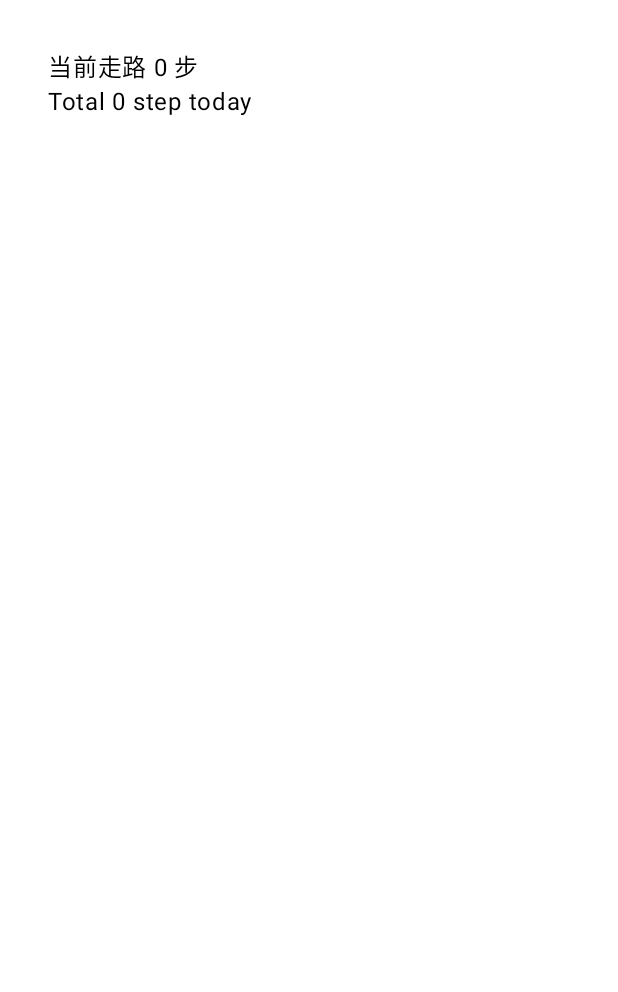
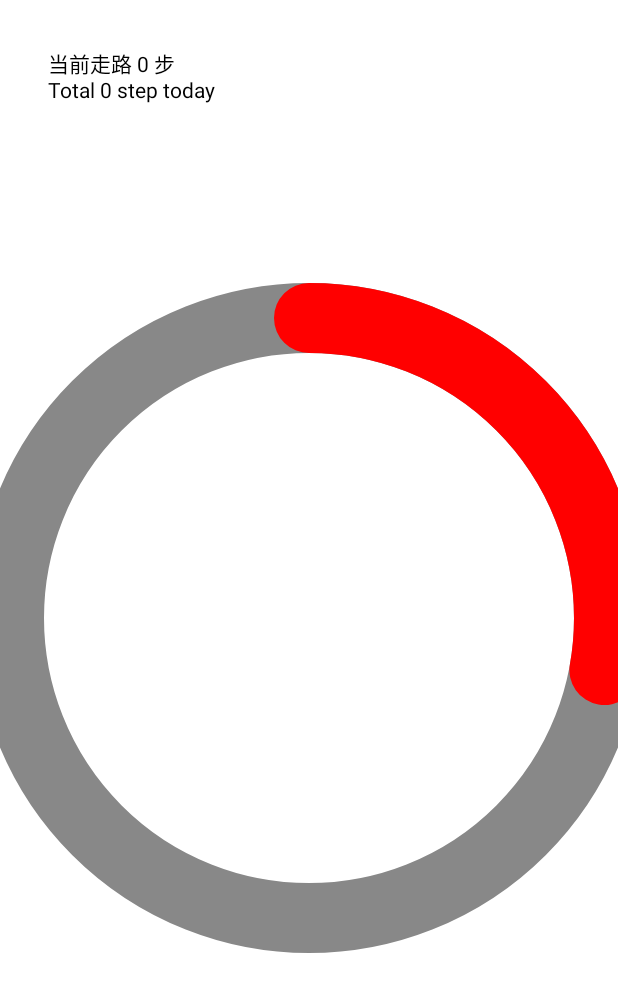
Before and after one commit to SimpleMaxR/StepCounter, an Android app built with Jetpack Compose: the @Preview function GreetingPreview, on a phone screen of 412 x 824 dp. Shown: the top 992 px of the screen. Run offline under Robolectric (Android 15) with nearby library versions, the phone set to English and light mode, and no system bars.

Commit message:
Done a static progress circle

```diff
--- /dev/null
+++ b/app/src/main/java/com/hugo/stepcounter/CircleProgress.kt
@@ -0,0 +1,60 @@
+package com.hugo.stepcounter
+
+import androidx.compose.foundation.Canvas
+import androidx.compose.foundation.layout.fillMaxSize
+import androidx.compose.foundation.layout.fillMaxWidth
+import androidx.compose.foundation.layout.padding
+import androidx.compose.foundation.layout.requiredHeight
+import androidx.compose.runtime.Composable
+import androidx.compose.runtime.State
+import androidx.compose.runtime.getValue
+import androidx.compose.runtime.mutableStateOf
+import androidx.compose.ui.Modifier
+import androidx.compose.ui.graphics.Color
+import androidx.compose.ui.graphics.StrokeCap
+import androidx.compose.ui.graphics.drawscope.Stroke
+import androidx.compose.ui.graphics.drawscope.inset
+import androidx.compose.ui.unit.dp
+
+val CIRCULAR_TIMER_RADIUS = 300f
+
+class CircularTransitionData(
+    progress: State<Float>,
+    color: State<Color>
+) {
+    val progress by progress
+    val color by color
+}
+
+@Composable
+fun CircularProgress(
+    transitionData: CircularTransitionData = CircularTransitionData(
+        progress = mutableStateOf(100f),
+        color = mutableStateOf(Color.Red)
+    ),
+    modifier: Modifier = Modifier
+) {
+    Canvas(
+        modifier = modifier
+            .fillMaxWidth()
+            .fillMaxSize()
+    ) {
+        inset(size.width / 2 - CIRCULAR_TIMER_RADIUS, size.height / 2 - CIRCULAR_TIMER_RADIUS) {
+            drawCircle(
+                color = Color.Gray,
+                radius = CIRCULAR_TIMER_RADIUS,
+                center = center,
+                style = Stroke(width = 70f, cap = StrokeCap.Round)
+            )
+
+            drawArc(
+                startAngle = 270f, // 270 is 0 degree
+                sweepAngle = transitionData.progress,
+                useCenter = false,
+                color = transitionData.color,
+                style = Stroke(width = 70f, cap = StrokeCap.Round)
+            )
+        }
+
+    }
+}
--- a/app/src/main/java/com/hugo/stepcounter/MainActivity.kt
+++ b/app/src/main/java/com/hugo/stepcounter/MainActivity.kt
@@ -9,6 +9,7 @@ import android.util.Log
 import androidx.activity.ComponentActivity
 import androidx.activity.compose.setContent
 import androidx.activity.enableEdgeToEdge
+import androidx.compose.foundation.layout.BoxWithConstraints
 import androidx.compose.foundation.layout.Column
 import androidx.compose.foundation.layout.fillMaxSize
 import androidx.compose.foundation.layout.padding
@@ -30,6 +31,8 @@ class MainActivity : ComponentActivity(), SensorEventListener {
     private var step by mutableStateOf(0)   // 步数
     private var stepCount by mutableStateOf(0)  // 总共步数
 
+
+
     override fun onCreate(savedInstanceState: Bundle?) {
         super.onCreate(savedInstanceState)
         mSensorManager = getSystemService(SENSOR_SERVICE) as SensorManager
@@ -38,6 +41,7 @@ class MainActivity : ComponentActivity(), SensorEventListener {
             StepCounterTheme {
                 Surface {
                     StepCounterScreen(step = step, stepCount = stepCount)
+                    CircularProgress()
                 }
             }
         }
@@ -99,27 +103,7 @@ class MainActivity : ComponentActivity(), SensorEventListener {
     }
 }
 
-//class CircularTransitionData(
-//    progress: State<Float>,
-//    color: State<Color>
-//) {
-//    val progress by progress
-//    val color by color
-//}
 
-//@Composable
-//fun CircularProgress(
-//    transitionData: CircularTransitionData,
-//    modifier: Modifier = Modifier
-//) {
-//    Canvas(
-//        modifier = modifier
-//            .fillMaxWidth()
-//            .requiredHeight(200.dp)
-//    ) {
-//
-//    }
-//}
 
 @Composable
 fun StepCounterScreen(step: Int, stepCount: Int){
@@ -129,13 +113,13 @@ fun StepCounterScreen(step: Int, stepCount: Int){
         Text(text = "当前走路 $step 步")
         Text(text = "Total $stepCount step today")
     }
+}
 
-}
+
 
 @Preview(showBackground = true)
 @Composable
 fun GreetingPreview() {
-    StepCounterTheme {
-        StepCounterScreen(step = 0, stepCount = 0)
-    }
+    StepCounterScreen(step = 0, stepCount = 0)
+    CircularProgress()
 }
```
Also changed, not shown: app/src/main/java/com/hugo/stepcounter/StepViewModel.kt (added, +25 -0 lines).
